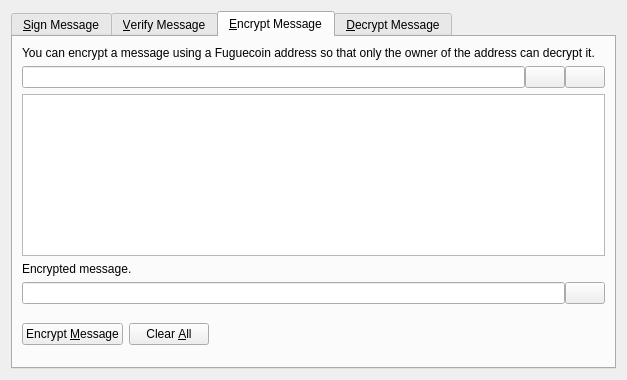
gjhiggins/gapcoin, file src/qt/forms/messagepage.ui: the form before one commit.
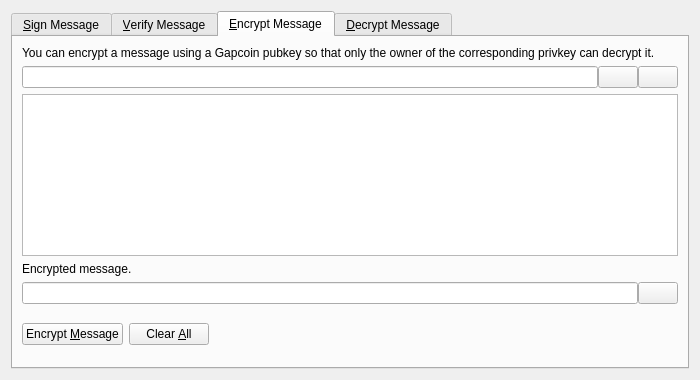
The form after the commit. The open tabs and pages were chosen to show the change. Icons and pictures are not drawn. Custom widgets are drawn as their Qt base class.

```diff
--- a/src/qt/forms/messagepage.ui
+++ b/src/qt/forms/messagepage.ui
@@ -6,7 +6,7 @@
    <rect>
     <x>0</x>
     <y>0</y>
-    <width>627</width>
+    <width>700</width>
     <height>380</height>
    </rect>
   </property>
@@ -383,7 +383,7 @@
        <item>
         <widget class="QLabel" name="infoLabel_ED">
          <property name="text">
-          <string>You can encrypt a message using a Fuguecoin address so that only the owner of the address can decrypt it.</string>
+          <string>You can encrypt a message using a Gapcoin pubkey so that only the owner of the corresponding privkey can decrypt it.</string>
          </property>
          <property name="textFormat">
           <enum>Qt::PlainText</enum>
```
Left out of the diff: 14 changed lines with no effect on the pictures.
